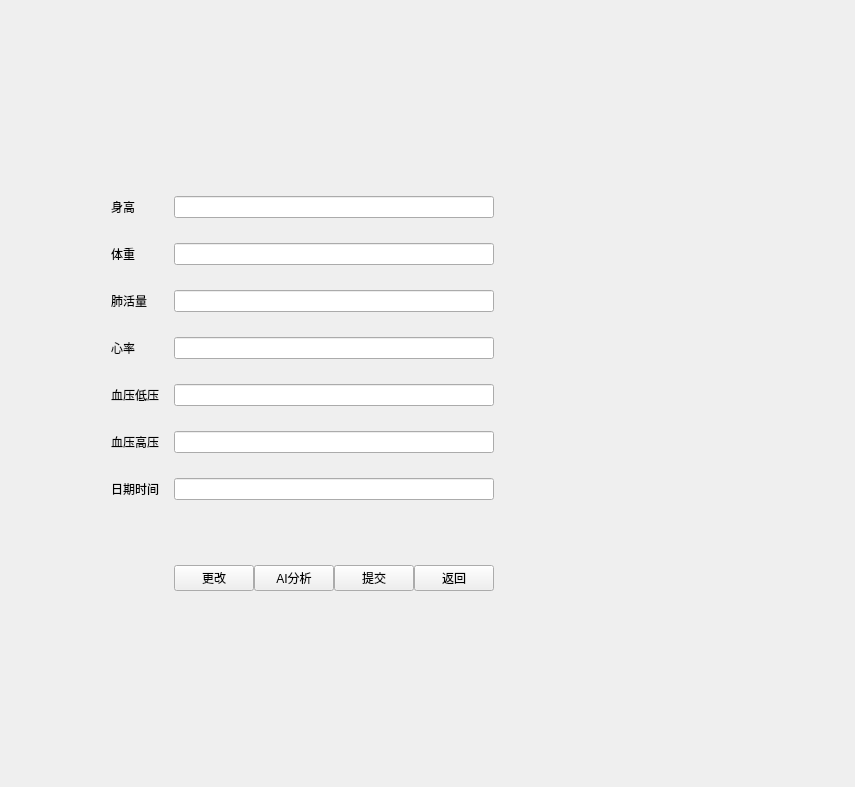
Before: the Qt Designer form ui/HealthAssesment.ui in BottleOfErie/SmartHospital, drawn with Qt 5.
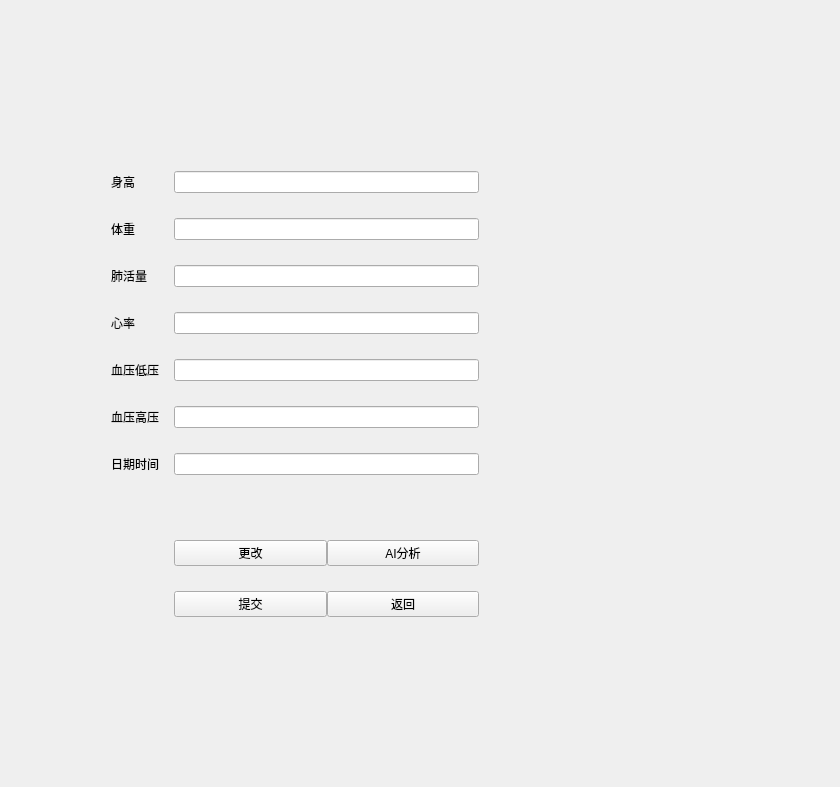
After: the same form once the commit is applied. Icons and pictures are not drawn.

Commit message: ui 完整版  完成

What changed in the file:
```diff
--- a/ui/HealthAssesment.ui
+++ b/ui/HealthAssesment.ui
@@ -18,7 +18,7 @@
   </property>
   <layout class="QGridLayout" name="gridLayout">
    <item row="0" column="0">
-    <layout class="QVBoxLayout" name="verticalLayout" stretch="1,2,1">
+    <layout class="QVBoxLayout" name="verticalLayout" stretch="1,0,1">
      <item>
       <widget class="QLabel" name="label_6">
        <property name="text">
@@ -138,6 +138,10 @@
            </property>
           </widget>
          </item>
+        </layout>
+       </item>
+       <item row="8" column="1">
+        <layout class="QHBoxLayout" name="horizontalLayout_5">
          <item>
           <widget class="QPushButton" name="pushButton_2">
            <property name="text">
```
The commit also changes 4 other files.
